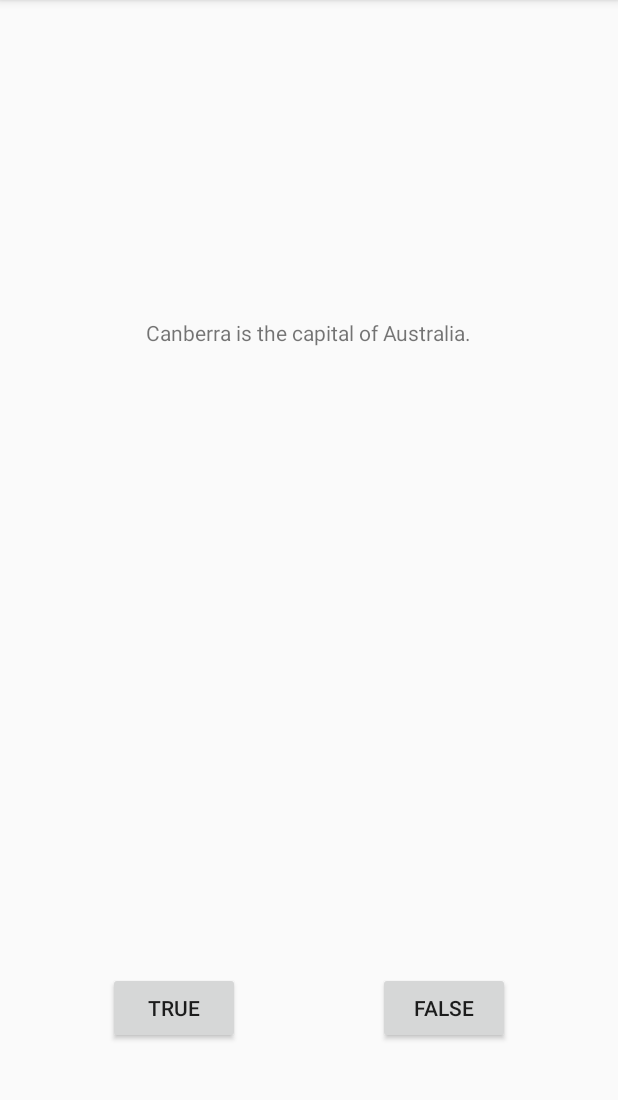
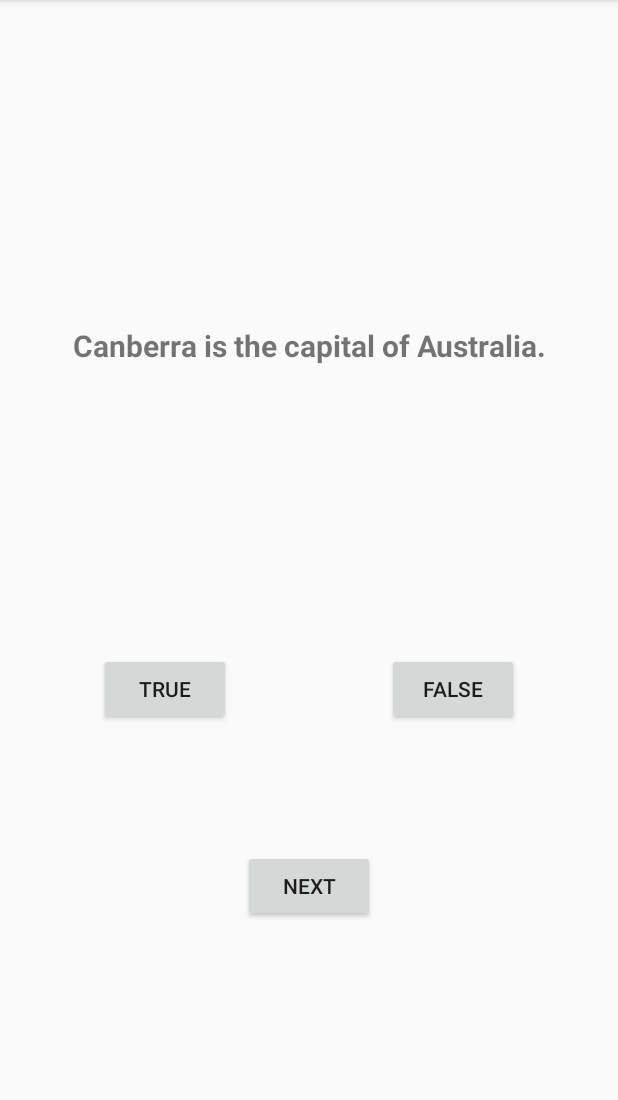
Before and after one commit to HuYingBao/AndroidProgramming, an Android app: the screen it shows after launch (QuizActivity), on a phone screen of 412 x 824 dp, the part 84-1184 px from its top. Run offline under Robolectric (Android 15) with nearby library versions, the phone set to English and light mode, and no system bars.

Commit message:
Android编程权威指南第1,2章内容

```diff
--- a/geoquiz/build.gradle
+++ b/geoquiz/build.gradle
@@ -18,6 +18,12 @@ android {
             proguardFiles getDefaultProguardFile('proguard-android.txt'), 'proguard-rules.pro'
         }
     }
+
+    //Lambda表达式需要
+    compileOptions {
+        sourceCompatibility JavaVersion.VERSION_1_8
+        targetCompatibility JavaVersion.VERSION_1_8
+    }
 }
 
 dependencies {
--- a/geoquiz/src/main/AndroidManifest.xml
+++ b/geoquiz/src/main/AndroidManifest.xml
@@ -12,7 +12,6 @@
         <activity android:name=".QuizActivity">
             <intent-filter>
                 <action android:name="android.intent.action.MAIN" />
-
                 <category android:name="android.intent.category.LAUNCHER" />
             </intent-filter>
         </activity>
--- /dev/null
+++ b/geoquiz/src/main/java/com/huyingbao/geoquiz/Question.java
@@ -0,0 +1,39 @@
+package com.huyingbao.geoquiz;
+
+/**
+ * 模型对象存储着应用的数据和业务逻辑
+ * 模型类通常用来映射与应用相关的一切事物
+ * 不关心用户界面,为存储和管理应用数据而生
+ * Created by liujunfeng on 2018/10/16.
+ */
+public class Question {
+    /**
+     * 问题文本
+     */
+    private int mTextResId;
+    /**
+     * 问题答案
+     */
+    private boolean mAnswerTrue;
+
+    public Question(int textResId, boolean answerTrue) {
+        mTextResId = textResId;
+        mAnswerTrue = answerTrue;
+    }
+
+    public int getTextResId() {
+        return mTextResId;
+    }
+
+    public void setTextResId(int textResId) {
+        mTextResId = textResId;
+    }
+
+    public boolean isAnswerTrue() {
+        return mAnswerTrue;
+    }
+
+    public void setAnswerTrue(boolean answerTrue) {
+        mAnswerTrue = answerTrue;
+    }
+}
--- a/geoquiz/src/main/java/com/huyingbao/geoquiz/QuizActivity.java
+++ b/geoquiz/src/main/java/com/huyingbao/geoquiz/QuizActivity.java
@@ -2,17 +2,92 @@ package com.huyingbao.geoquiz;
 
 import android.os.Bundle;
 import android.support.v7.app.AppCompatActivity;
+import android.widget.Button;
+import android.widget.TextView;
+import android.widget.Toast;
 
 /**
  * 答题测试界面
  * activity负责管理用户与应用界面的交互
  * Android包名遵循DNS反转约定,保证包名称的唯一性
+ * MVC的架构模式
+ * 控制器对象包含有应用的逻辑单元,是视图对象与模型对象的联系纽带.
+ * 控制器对象响应视图对象触发的各类事件,
+ * 管理着模型对象与视图层间的数据流动
  */
 public class QuizActivity extends AppCompatActivity {
+    private Button mTrueButton;
+    private Button mFalseButton;
+    private Button mNextButton;
+    private TextView mQuestionTextView;
+
+    private int mCurrentIndex = 0;
+
+    /**
+     * 问题数组
+     */
+    private Question[] mQuestionBank = new Question[]{
+            new Question(R.string.question_australia, true),
+            new Question(R.string.question_oceans, true),
+            new Question(R.string.question_mideast, false),
+            new Question(R.string.question_africa, false),
+            new Question(R.string.question_americas, true),
+            new Question(R.string.question_asia, true)
+    };
 
     @Override
     protected void onCreate(Bundle savedInstanceState) {
         super.onCreate(savedInstanceState);
+        //根据传入的布局资源ID参数
+        //该方法生成指定布局的视图并将其放置在屏幕上
+        //布局视图生成后,布局文件包含的组件也随之以各自的属性定义完成实例化
         setContentView(R.layout.activity_quiz);
+        //布局是一种资源
+        //资源是应用非代码形式的内容
+        //使用资源ID在代码中获取对应的资源
+        setTitle(R.string.app_name);
+
+        mTrueButton = findViewById(R.id.true_button);
+        mFalseButton = findViewById(R.id.false_button);
+        mNextButton = findViewById(R.id.next_button);
+        mQuestionTextView = findViewById(R.id.question_text_view);
+
+        //初始化数据
+        updateQuestion();
+
+        //Android应用属于典型的事件驱动类型,
+        //事件驱动类型应用启动后,即开始开始等待行为事件的发生
+        //应用监听特定事件的发生
+        //监听器使用匿名监听器的好处
+        //1:可以相对集中地实现监听器方法,一眼可见
+        //2:事件监听器一般只在一个地方使用,使用匿名内部类,就可以不用去创建繁琐的命名类
+        mTrueButton.setOnClickListener(v -> {
+            checkAnswer(true);
+        });
+        mFalseButton.setOnClickListener(v -> {
+            checkAnswer(false);
+        });
+        mNextButton.setOnClickListener(v -> {
+            mCurrentIndex = (mCurrentIndex + 1) % mQuestionBank.length;//索引加1,防止数组越界
+            updateQuestion();
+        });
+    }
+
+    /**
+     * 更新问题
+     */
+    private void updateQuestion() {
+        mQuestionTextView.setText(mQuestionBank[mCurrentIndex].getTextResId());
+    }
+
+    /**
+     * 查看答题对错
+     *
+     * @param userPressedTrue
+     */
+    private void checkAnswer(boolean userPressedTrue) {
+        boolean answerIsTrue = mQuestionBank[mCurrentIndex].isAnswerTrue();
+        int messageResId = userPressedTrue == answerIsTrue ? R.string.correct_toast : R.string.incorrect_toast;
+        Toast.makeText(this, messageResId, Toast.LENGTH_SHORT).show();
     }
 }
--- a/geoquiz/src/main/res/layout/activity_quiz.xml
+++ b/geoquiz/src/main/res/layout/activity_quiz.xml
@@ -8,33 +8,51 @@
     <!--布局中的根元素必须指定Android XML资源文件的命名空间属性-->
 
     <TextView
+        android:id="@+id/question_text_view"
         android:layout_width="wrap_content"
-        android:layout_height="68dp"
-        android:layout_marginTop="204dp"
+        android:layout_height="wrap_content"
+        android:gravity="center"
         android:padding="8dp"
-        android:text="@string/question_text"
+        android:textSize="20sp"
+        android:textStyle="bold"
+        app:layout_constraintBottom_toBottomOf="parent"
         app:layout_constraintEnd_toEndOf="parent"
         app:layout_constraintStart_toStartOf="parent"
-        app:layout_constraintTop_toTopOf="parent" />
+        app:layout_constraintTop_toTopOf="parent"
+        app:layout_constraintVertical_bias="0.288"
+        tools:text="@string/question_australia" />
 
     <Button
-        android:id="@+id/button"
+        android:id="@+id/true_button"
         android:layout_width="wrap_content"
-        android:layout_height="0dp"
-        android:layout_marginStart="72dp"
-        android:layout_marginBottom="72dp"
+        android:layout_height="wrap_content"
+        android:layout_marginEnd="8dp"
         android:text="@string/true_button"
         app:layout_constraintBottom_toBottomOf="parent"
-        app:layout_constraintStart_toStartOf="parent" />
+        app:layout_constraintEnd_toStartOf="@+id/next_button"
+        app:layout_constraintTop_toBottomOf="@+id/question_text_view"
+        app:layout_constraintVertical_bias="0.392" />
 
     <Button
-        android:id="@+id/button2"
+        android:id="@+id/false_button"
         android:layout_width="wrap_content"
         android:layout_height="wrap_content"
-        android:layout_marginEnd="72dp"
-        android:layout_marginBottom="72dp"
+        android:layout_marginStart="8dp"
         android:text="@string/false_button"
         app:layout_constraintBottom_toBottomOf="parent"
-        app:layout_constraintEnd_toEndOf="parent" />
+        app:layout_constraintStart_toEndOf="@+id/next_button"
+        app:layout_constraintTop_toBottomOf="@+id/question_text_view"
+        app:layout_constraintVertical_bias="0.392" />
+
+    <Button
+        android:id="@+id/next_button"
+        android:layout_width="wrap_content"
+        android:layout_height="wrap_content"
+        android:text="@string/next_button"
+        app:layout_constraintBottom_toBottomOf="parent"
+        app:layout_constraintEnd_toEndOf="parent"
+        app:layout_constraintStart_toStartOf="parent"
+        app:layout_constraintTop_toBottomOf="@+id/question_text_view"
+        app:layout_constraintVertical_bias="0.673" />
 
 </android.support.constraint.ConstraintLayout>
--- a/geoquiz/src/main/res/values/strings.xml
+++ b/geoquiz/src/main/res/values/strings.xml
@@ -1,6 +1,17 @@
 <resources>
     <string name="app_name">GeoQuiz</string>
+
     <string name="true_button">True</string>
     <string name="false_button">False</string>
-    <string name="question_text">Canberra is the capital of Australia.</string>
+    <string name="next_button">Next</string>
+
+    <string name="correct_toast">Correct!</string>
+    <string name="incorrect_toast">Incorrect!</string>
+
+    <string name="question_australia">Canberra is the capital of Australia.</string>
+    <string name="question_oceans">The Pacific Ocean is larger than the Atlantic Ocean.</string>
+    <string name="question_mideast">The Suez Canal connects the Red Sea and the Indian Ocean.</string>
+    <string name="question_africa">The source of the Nile River is in Egypt.</string>
+    <string name="question_americas">The Amazon River is the longest river in the Americas.</string>
+    <string name="question_asia">Lake Baikal is the world\'s oldest and deepest freshwater lake.</string>
 </resources>
```
